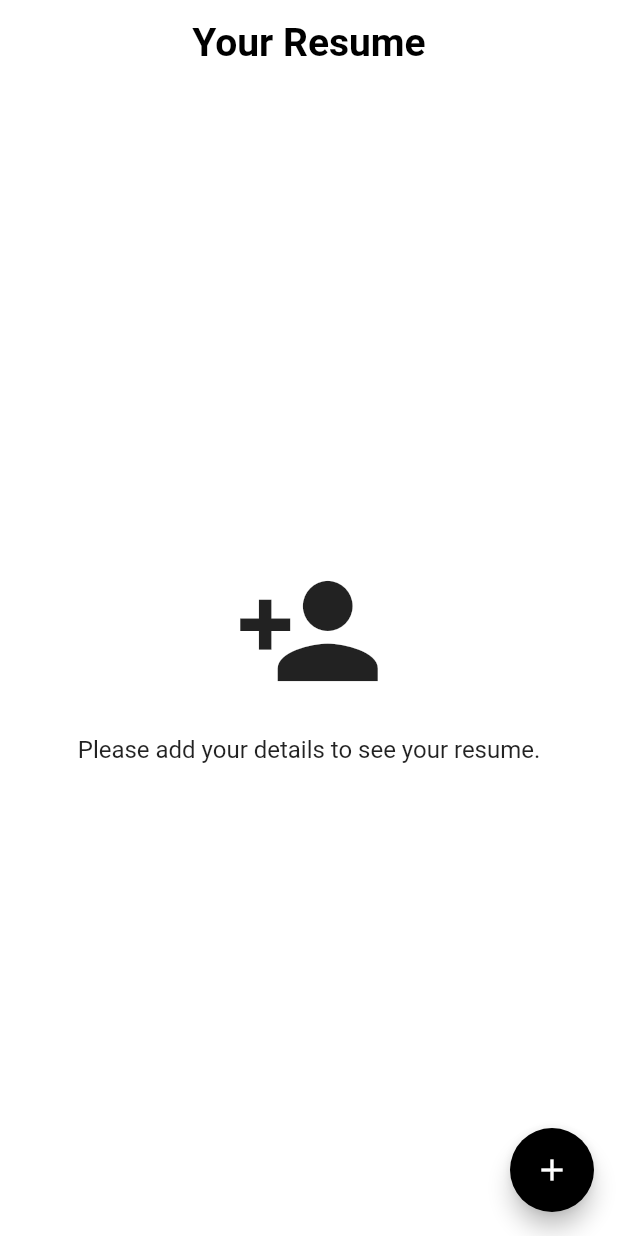
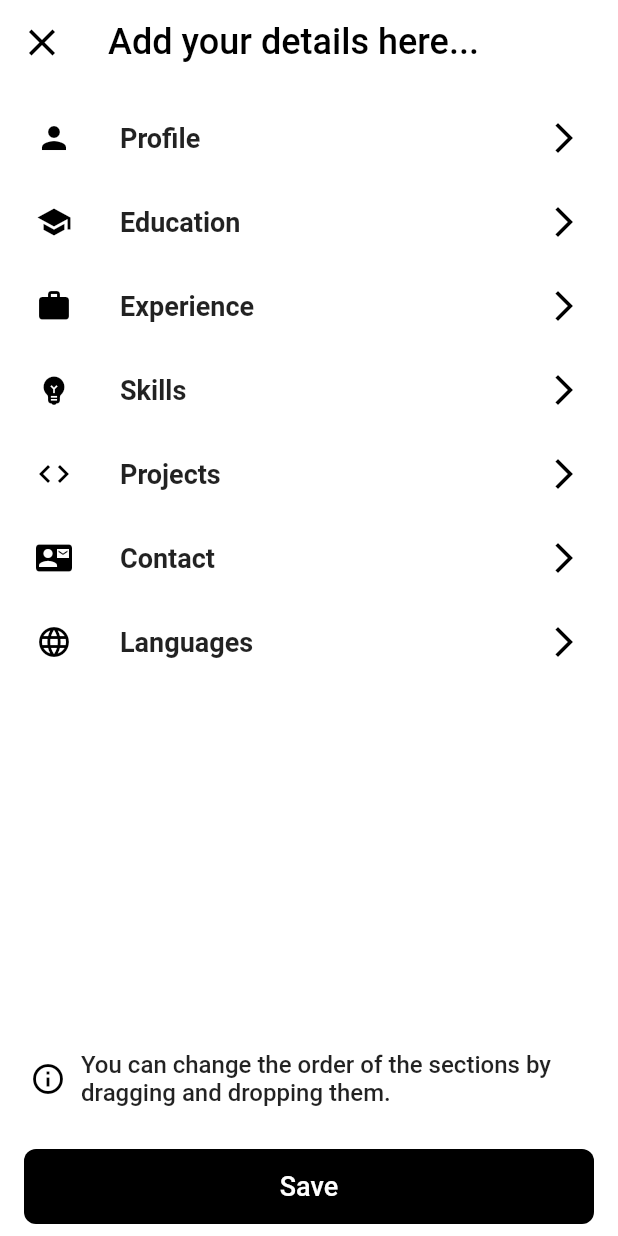
Before and after one commit to SanjayMehra-27/simple_resume_builder_app, a Flutter app: the screen it shows after launch, after a tap on the "add" icon, on a phone screen of 412 x 824 dp. Run offline on Flutter 3.47's test engine with Material 2 defaults, Android fonts, the phone set to English and light mode, and no system bars; our stand-ins replace get.

Commit message:
add-details-page added & utility
- added add_details_view
- added primary button
- added constants for textstyle
- model added

```diff
--- /dev/null
+++ b/lib/app/constants/text_style_const/text_style_const.dart
@@ -0,0 +1,35 @@
+import 'package:flutter/material.dart';
+
+class AppTextStyleConst {
+  static const TextStyle heading =
+      TextStyle(color: Colors.black, fontSize: 24, fontWeight: FontWeight.w500);
+
+  static const TextStyle title = TextStyle(
+    fontSize: 20,
+    fontWeight: FontWeight.bold,
+  );
+  static const TextStyle title2 = TextStyle(
+    fontSize: 18,
+    fontWeight: FontWeight.bold,
+  );
+
+  static const TextStyle subtitle = TextStyle(
+    fontSize: 16,
+    fontWeight: FontWeight.w500,
+  );
+
+  static const TextStyle body = TextStyle(
+    fontSize: 14,
+    fontWeight: FontWeight.w400,
+  );
+
+  static const TextStyle button = TextStyle(
+    fontSize: 16,
+    fontWeight: FontWeight.w500,
+  );
+
+  static const TextStyle caption = TextStyle(
+    fontSize: 12,
+    fontWeight: FontWeight.w400,
+  );
+}
--- /dev/null
+++ b/lib/app/model/resume_section/resume_section.dart
@@ -0,0 +1,60 @@
+import 'package:flutter/material.dart';
+
+class ResumeSection {
+  final int id;
+  final String title;
+  final IconData icon;
+  final Function? onTap;
+
+  ResumeSection({
+    required this.id,
+    required this.title,
+    required this.icon,
+    this.onTap,
+  });
+}
+
+List<ResumeSection> resumeSections = [
+  ResumeSection(
+    id: 1,
+    title: 'Profile',
+    icon: Icons.person,
+    onTap: () {},
+  ),
+  ResumeSection(
+    id: 2,
+    title: 'Education',
+    icon: Icons.school,
+    onTap: () {},
+  ),
+  ResumeSection(
+    id: 3,
+    title: 'Experience',
+    icon: Icons.work,
+    onTap: () {},
+  ),
+  ResumeSection(
+    id: 4,
+    title: 'Skills',
+    icon: Icons.emoji_objects,
+    onTap: () {},
+  ),
+  ResumeSection(
+    id: 5,
+    title: 'Projects',
+    icon: Icons.code,
+    onTap: () {},
+  ),
+  ResumeSection(
+    id: 6,
+    title: 'Contact',
+    icon: Icons.contact_mail,
+    onTap: () {},
+  ),
+  ResumeSection(
+    id: 7,
+    title: 'Languages',
+    icon: Icons.language,
+    onTap: () {},
+  ),
+];
--- /dev/null
+++ b/lib/app/modules/resume/views/add_details_view.dart
@@ -0,0 +1,110 @@
+import 'package:flutter/material.dart';
+import 'package:get/get.dart';
+import 'package:simple_resume_builder_app/app/constants/text_style_const/text_style_const.dart';
+
+import '../../../model/resume_section/resume_section.dart';
+import '../../../widgets/buttons/primary/primary_button.dart';
+
+class AddDetailsView extends StatelessWidget {
+  const AddDetailsView({
+    Key? key,
+  }) : super(key: key);
+
+  @override
+  Widget build(BuildContext context) {
+    return Scaffold(
+        backgroundColor: Colors.white,
+        appBar: AppBar(
+          iconTheme: const IconThemeData(color: Colors.black),
+          title: const Text(
+            'Add your details here...',
+            style: AppTextStyleConst.heading,
+          ),
+          centerTitle: false,
+          backgroundColor: Colors.white,
+          elevation: 0,
+          leading: IconButton(
+            onPressed: () {
+              // Close the Add Details page
+              Get.back();
+            },
+            icon: const Icon(Icons.close, color: Colors.black, size: 30),
+          ),
+        ),
+        body: SafeArea(
+          child: Column(
+            children: [
+              // List of section [Profile, Education, Experience, Skills, Projects, Contact, Languages]
+              Expanded(
+                child: Padding(
+                  padding:
+                      const EdgeInsets.symmetric(horizontal: 8, vertical: 8),
+                  child: ListView.builder(
+                    physics: const NeverScrollableScrollPhysics(),
+                    itemCount: resumeSections.length,
+                    itemBuilder: (context, index) {
+                      return ListTile(
+                        leading: Icon(
+                          resumeSections[index].icon,
+                          color: Colors.black,
+                        ),
+                        title: Text(
+                          resumeSections[index].title,
+                          style: AppTextStyleConst.title2,
+                        ),
+                        trailing: const Icon(
+                          Icons.arrow_forward_ios,
+                          color: Colors.black,
+                        ),
+                        onTap: () {},
+                      );
+                    },
+                  ),
+                ),
+              ),
+
+              // Info text
+              Padding(
+                padding: const EdgeInsets.symmetric(horizontal: 20),
+                child: Row(
+                  children: const [
+                    Icon(
+                      Icons.info_outline,
+                      color: Colors.black,
+                    ),
+                    SizedBox(
+                      width: 10,
+                    ),
+                    Expanded(
+                      child: Text(
+                        'You can change the order of the sections by dragging and dropping them.',
+                        style: AppTextStyleConst.subtitle,
+                      ),
+                    ),
+                  ],
+                ),
+              ),
+
+              const SizedBox(height: 20),
+
+              // Save button
+              Padding(
+                padding:
+                    const EdgeInsets.symmetric(horizontal: 16, vertical: 8),
+                child: SizedBox(
+                  width: double.infinity,
+                  height: 50,
+                  child: PrimaryButton(
+                    text: 'Save',
+                    onPressed: () {
+                      // Close the Add Details page
+                      Get.back();
+                    },
+                  ),
+                ),
+              ),
+            ],
+          ),
+        ));
+  }
+}
--- a/lib/app/modules/resume/views/resume_view.dart
+++ b/lib/app/modules/resume/views/resume_view.dart
@@ -1,8 +1,8 @@
 import 'package:flutter/material.dart';
-
 import 'package:get/get.dart';
-
+import 'package:simple_resume_builder_app/app/constants/text_style_const/text_style_const.dart';
 import '../controllers/resume_controller.dart';
+import 'add_details_view.dart';
 
 class ResumeView extends GetView<ResumeController> {
   const ResumeView({Key? key}) : super(key: key);
@@ -11,15 +11,21 @@ class ResumeView extends GetView<ResumeController> {
     return Scaffold(
       backgroundColor: Colors.white,
       floatingActionButton: FloatingActionButton(
-        onPressed: () {},
+        onPressed: () {
+          // Open the Add Details page
+          Get.to(
+            () => const AddDetailsView(),
+            transition: Transition.downToUp,
+            fullscreenDialog: true,
+          );
+        },
         backgroundColor: Colors.black,
         child: const Icon(Icons.add),
       ),
       appBar: AppBar(
         title: const Text(
           'Your Resume',
-          style: TextStyle(
-              color: Colors.black, fontSize: 26, fontWeight: FontWeight.w700),
+          style: AppTextStyleConst.heading,
         ),
         centerTitle: true,
         backgroundColor: Colors.white,
@@ -40,7 +46,7 @@ class ResumeView extends GetView<ResumeController> {
             Text(
               'Please add your details to see your resume.',
               textAlign: TextAlign.center,
-              style: TextStyle(fontSize: 16),
+              style: AppTextStyleConst.subtitle,
             ),
           ],
         ),
--- /dev/null
+++ b/lib/app/widgets/buttons/primary/primary_button.dart
@@ -0,0 +1,43 @@
+import 'package:flutter/material.dart';
+
+class PrimaryButton extends StatelessWidget {
+  const PrimaryButton({
+    Key? key,
+    required this.text,
+    this.onPressed,
+    this.color,
+    this.textColor,
+    this.textStyle,
+    this.elevation,
+    this.borderRadius,
+  }) : super(key: key);
+
+  final String text;
+  final VoidCallback? onPressed;
+  final Color? color;
+  final Color? textColor;
+  final TextStyle? textStyle;
+  final double? elevation;
+  final double? borderRadius;
+
+  @override
+  Widget build(BuildContext context) {
+    return ElevatedButton(
+      onPressed: onPressed,
+      style: ElevatedButton.styleFrom(
+        primary: color ?? Colors.black,
+        onPrimary: textColor ?? Colors.white,
+        elevation: elevation ?? 0,
+        shape: RoundedRectangleBorder(
+          borderRadius: BorderRadius.circular(borderRadius ?? 8),
+        ),
+      ),
+      child: Text(
+        text,
+        style: textStyle ??
+            const TextStyle(
+                color: Colors.white, fontSize: 18, fontWeight: FontWeight.w500),
+      ),
+    );
+  }
+}
--- a/lib/main.dart
+++ b/lib/main.dart
@@ -7,6 +7,7 @@ import 'app/routes/app_pages.dart';
 void main() {
   runApp(
     GetMaterialApp(
+      debugShowCheckedModeBanner: false,
       title: "Simple Resume Builder App",
       initialRoute: AppPages.INITIAL,
       getPages: AppPages.routes,
```
